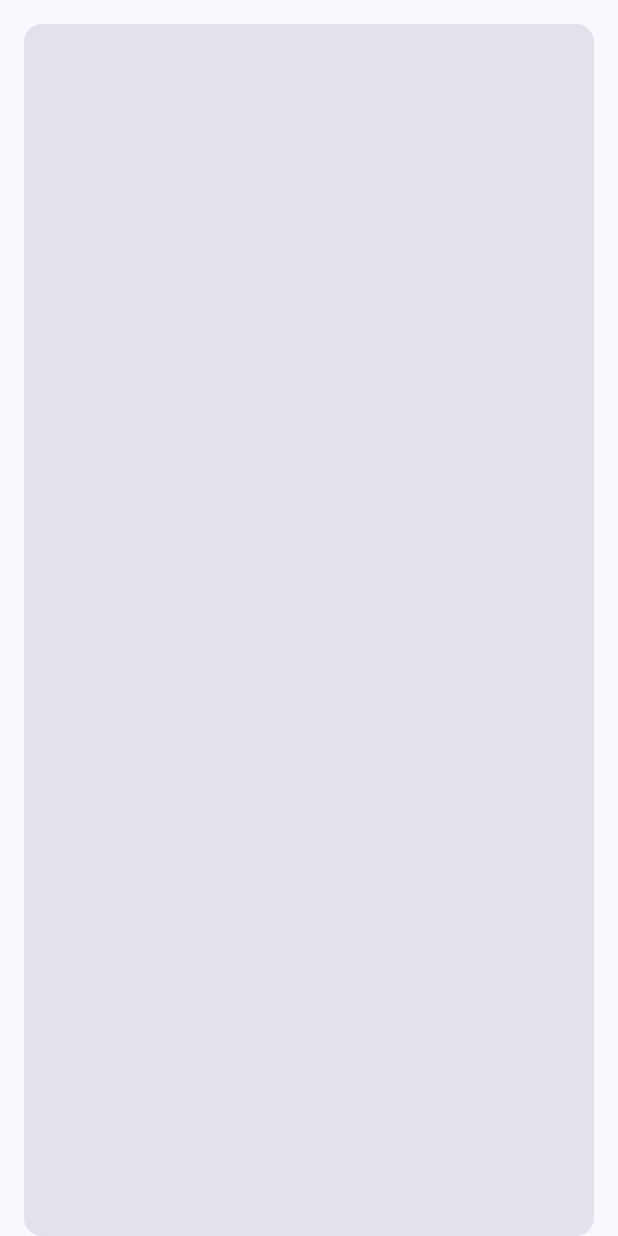
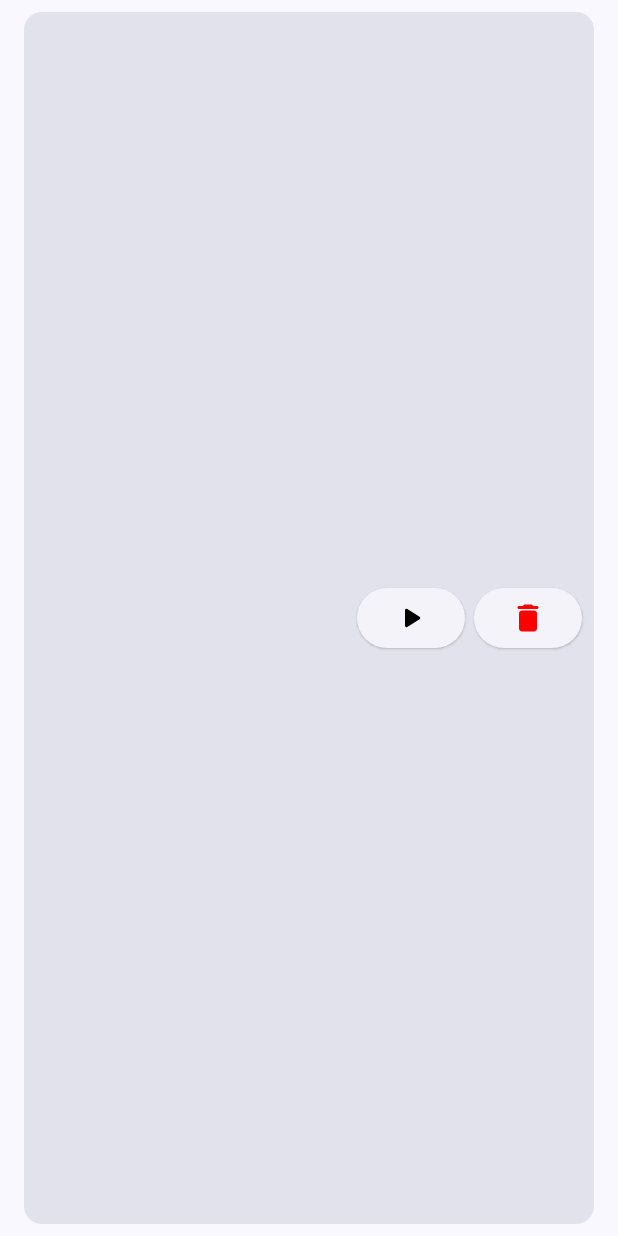
Before and after one commit to UTN-FRBA-Mobile/AR3D-STL-Viewer, an Android app built with Jetpack Compose: the composable ObjetoReciente called with empty values, on a phone screen of 412 x 824 dp. Run offline under Robolectric (Android 15) with nearby library versions, the phone set to English and light mode, and no system bars; network calls fail.

Commit message:
Agrego intent para mostrar objeto ya visualizado y un tachito que lo elimina

```diff
--- a/app/src/main/java/com/example/practica/home/MainActivity.kt
+++ b/app/src/main/java/com/example/practica/home/MainActivity.kt
@@ -38,7 +38,8 @@ fun App() {
                 .fillMaxSize()
                 .padding(top = 64.dp)
         ) {
-            Column() {
+            Column(
+            ) {
                 if(catalogoEsVisible.value) {
                     Catalogo(context, textoTopBar)
                 } else {
--- a/app/src/main/java/com/example/practica/views/HomeView.kt
+++ b/app/src/main/java/com/example/practica/views/HomeView.kt
@@ -1,13 +1,13 @@
 package com.example.practica.views
 
 import android.content.Context
-import androidx.compose.foundation.layout.Arrangement
+import android.content.Intent
 import androidx.activity.compose.rememberLauncherForActivityResult
 import androidx.activity.result.contract.ActivityResultContracts
-import androidx.compose.foundation.layout.Box
+import androidx.compose.foundation.layout.Arrangement
+import androidx.compose.foundation.layout.Column
 import androidx.compose.foundation.layout.fillMaxWidth
 import androidx.compose.foundation.layout.padding
-import androidx.compose.foundation.lazy.LazyColumn
 import androidx.compose.material3.Button
 import androidx.compose.material3.Text
 import androidx.compose.runtime.Composable
@@ -17,19 +17,17 @@ import androidx.compose.runtime.mutableStateOf
 import androidx.compose.runtime.remember
 import androidx.compose.ui.Modifier
 import androidx.compose.ui.unit.dp
-import androidx.compose.foundation.layout.Column
-import androidx.compose.foundation.layout.fillMaxSize
-import androidx.compose.foundation.layout.height
-import androidx.compose.material3.Card
-import androidx.compose.material3.CardDefaults
-import androidx.compose.material3.MaterialTheme
+import com.example.practica.arcore.ArCoreActivity
+import com.example.practica.repository.buscarObjetosVistosRecientemente
 
 @Composable
 fun Home(context: Context, catalogoEsVisible: MutableState<Boolean>) {
     val objetosVistosRecientemente = remember { mutableStateOf<List<String>>(emptyList()) }
+    val objetoEliminado = remember { mutableStateOf<Boolean>(false) }
 
-    LaunchedEffect(1) {
+    LaunchedEffect(1, objetoEliminado.value) {
         objetosVistosRecientemente.value = buscarObjetosVistosRecientemente(context)
+        objetoEliminado.value = false
     }
 
     val addFileLauncher = rememberLauncherForActivityResult(ActivityResultContracts.GetContent()) {
@@ -37,6 +35,7 @@ fun Home(context: Context, catalogoEsVisible: MutableState<Boolean>) {
             println("Selected file URI: $it")
         }
     }
+
     Column(
         modifier = Modifier,
         verticalArrangement = Arrangement.Top
@@ -59,62 +58,12 @@ fun Home(context: Context, catalogoEsVisible: MutableState<Boolean>) {
         ) {
             Text(text = "Buscar en catálogo")
         }
-        ListaObjetosRecientes(objetosVistosRecientemente.value)
+        ListaObjetosRecientes(objetosVistosRecientemente.value, context, objetoEliminado)
     }
 }
 
-@Composable
-fun ListaObjetosRecientes(objetosVistosRecientemente: List<String>) {
-    Text(
-        modifier = Modifier
-            .padding(16.dp, 50.dp, 0.dp, 0.dp),
-        text = "Objetos vistos recientemente"
-    )
-    Box (
-        modifier = Modifier
-            .padding(0.dp, 0.dp, 0.dp, 0.dp)
-            .height(400.dp)) {
-        LazyColumn(
-        ) {
-            objetosVistosRecientemente?.let {
-                items(it.size) { index ->
-                    ObjetoReciente(it[index])
-                }
-            }
-        }
-    }
+fun lanzarVistaPreviaObjetoReciente(context: Context, nombreObjeto3dObj: String) {
+    var intentVisualizarEn3d = Intent(context, ArCoreActivity::class.java)
+    intentVisualizarEn3d.putExtra("nombreArchivoObjeto3dObj", nombreObjeto3dObj);
+    context.startActivity(intentVisualizarEn3d)
 }
-
-@Composable
-fun ObjetoReciente(nombreObjeto: String) {
-    Card(
-        colors = CardDefaults
-            .cardColors(containerColor = MaterialTheme.colorScheme.surfaceVariant),
-        modifier = Modifier
-            .fillMaxSize()
-            .padding(16.dp, 16.dp, 16.dp, 0.dp)
-    ) {
-        Text(
-            modifier = Modifier.padding(8.dp),
-            text = nombreObjeto
-        )
-    }
-}
-
-fun buscarObjetosVistosRecientemente(context: Context): List<String> {
-    val nombresDeArchivos = mutableListOf<String>()
-
-    val directorio = context.getExternalFilesDir(null)
-
-    if (directorio != null && directorio.exists() && directorio.isDirectory) {
-        val archivos = directorio.listFiles()
-        if (archivos != null) {
-            for (archivo in archivos) {
-                if (archivo.isFile) {
-                    nombresDeArchivos.add(archivo.name)
-                }
-            }
-        }
-    }
-    return nombresDeArchivos
-}
--- /dev/null
+++ b/app/src/main/java/com/example/practica/views/ObjetosRecientesView.kt
@@ -0,0 +1,103 @@
+package com.example.practica.views
+
+import android.content.Context
+import androidx.compose.foundation.layout.Arrangement
+import androidx.compose.foundation.layout.Box
+import androidx.compose.foundation.layout.Row
+import androidx.compose.foundation.layout.fillMaxSize
+import androidx.compose.foundation.layout.height
+import androidx.compose.foundation.layout.padding
+import androidx.compose.foundation.lazy.LazyColumn
+import androidx.compose.material.icons.Icons
+import androidx.compose.material.icons.rounded.Delete
+import androidx.compose.material.icons.rounded.PlayArrow
+import androidx.compose.material3.Card
+import androidx.compose.material3.CardDefaults
+import androidx.compose.material3.ElevatedButton
+import androidx.compose.material3.Icon
+import androidx.compose.material3.MaterialTheme
+import androidx.compose.material3.Text
+import androidx.compose.runtime.Composable
+import androidx.compose.runtime.MutableState
+import androidx.compose.runtime.mutableStateOf
+import androidx.compose.runtime.remember
+import androidx.compose.ui.Alignment
+import androidx.compose.ui.Modifier
+import androidx.compose.ui.graphics.Color
+import androidx.compose.ui.res.stringResource
+import androidx.compose.ui.text.font.FontWeight
+import androidx.compose.ui.unit.dp
+import com.example.practica.R
+
+
+@Composable
+fun ListaObjetosRecientes(
+    objetosVistosRecientemente: List<String>,
+    context: Context,
+    objetoEliminado: MutableState<Boolean>
+) {
+    Text(
+        modifier = Modifier
+            .padding(16.dp, 50.dp, 0.dp, 0.dp),
+        text = "Objetos vistos recientemente"
+    )
+    Box (
+        modifier = Modifier
+            .padding(0.dp, 0.dp, 0.dp, 0.dp)
+            .height(400.dp)) {
+        LazyColumn(
+        ) {
+            objetosVistosRecientemente?.let {
+                items(it.size) { index ->
+                    ObjetoReciente(it[index], context, objetoEliminado)
+                }
+            }
+        }
+    }
+}
+
+@Composable
+fun ObjetoReciente(nombreObjeto: String, context: Context, objetoEliminado: MutableState<Boolean>) {
+    val verPopUp = remember { mutableStateOf(false) }
+    Card(
+        colors = CardDefaults
+            .cardColors(containerColor = MaterialTheme.colorScheme.surfaceVariant),
+        modifier = Modifier
+            .fillMaxSize()
+            .padding(16.dp, 8.dp, 16.dp, 8.dp)
+    ) {
+        Row(
+            modifier = Modifier
+                .fillMaxSize()
+                .padding(8.dp, 0.dp, 8.dp, 0.dp),
+            horizontalArrangement = Arrangement.SpaceBetween,
+            verticalAlignment = Alignment.CenterVertically
+        ) {
+            Text(text = nombreObjeto, fontWeight = FontWeight.Bold)
+            Box {
+                ElevatedButton(
+                    modifier = Modifier,
+                    onClick = {lanzarVistaPreviaObjetoReciente(context, nombreObjeto)}
+                ) {
+                    Icon(
+                        Icons.Rounded.PlayArrow,
+                        contentDescription = stringResource(id = R.string.visualizar_objeto_reciente),
+                        tint = Color.Black
+                    )
+                }
+                ElevatedButton(
+                    modifier = Modifier
+                        .padding(78.dp, 0.dp, 0.dp, 0.dp),
+                    onClick = { verPopUp.value = true }
+                ) {
+                    Icon(
+                        Icons.Rounded.Delete,
+                        contentDescription = stringResource(id = R.string.eliminacion_objeto_visto),
+                        tint = Color.Red
+                    )
+                }
+            }
+        }
+    }
+    PopUp(verPopUp, context, nombreObjeto, objetoEliminado)
+}
--- a/app/src/main/res/values/strings.xml
+++ b/app/src/main/res/values/strings.xml
@@ -18,5 +18,7 @@
 
     <string translatable="false" name="searching_planes">Searching for surfaces...</string>
     <string translatable="false" name="waiting_taps">Tap on a surface to place an object.</string>
+    <string name="visualizar_objeto_reciente" />
+    <string name="eliminacion_objeto_visto" />
 
 </resources>
```
Also changed, not shown: app/src/main/java/com/example/practica/repository/Objeto3dFileRepository.kt (added, +45 -0 lines), app/src/main/java/com/example/practica/views/CatalogoView.kt (+2 -17 lines), app/src/main/java/com/example/practica/views/PopUpView.kt (added, +79 -0 lines), app/src/main/java/com/example/practica/views/SpinnerView.kt (line endings or trailing spaces).
